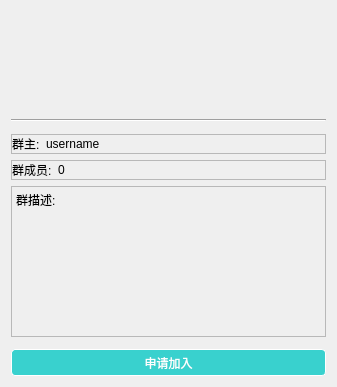
First picture: the form in JChat/GroupInfoDialog.ui, repository jpush/jchat-windows, before the edit.
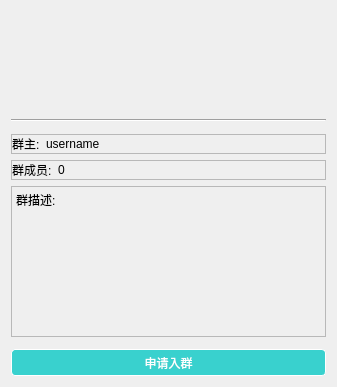
Second picture: the form after the edit.

Diff of the .ui file:
```diff
--- a/JChat/GroupInfoDialog.ui
+++ b/JChat/GroupInfoDialog.ui
@@ -373,7 +373,7 @@
 }</string>
        </property>
        <property name="text">
-        <string>申请加入</string>
+        <string>申请入群</string>
        </property>
       </widget>
      </item>
```
Left out of the diff: 3 changed lines with no effect on the pictures.
